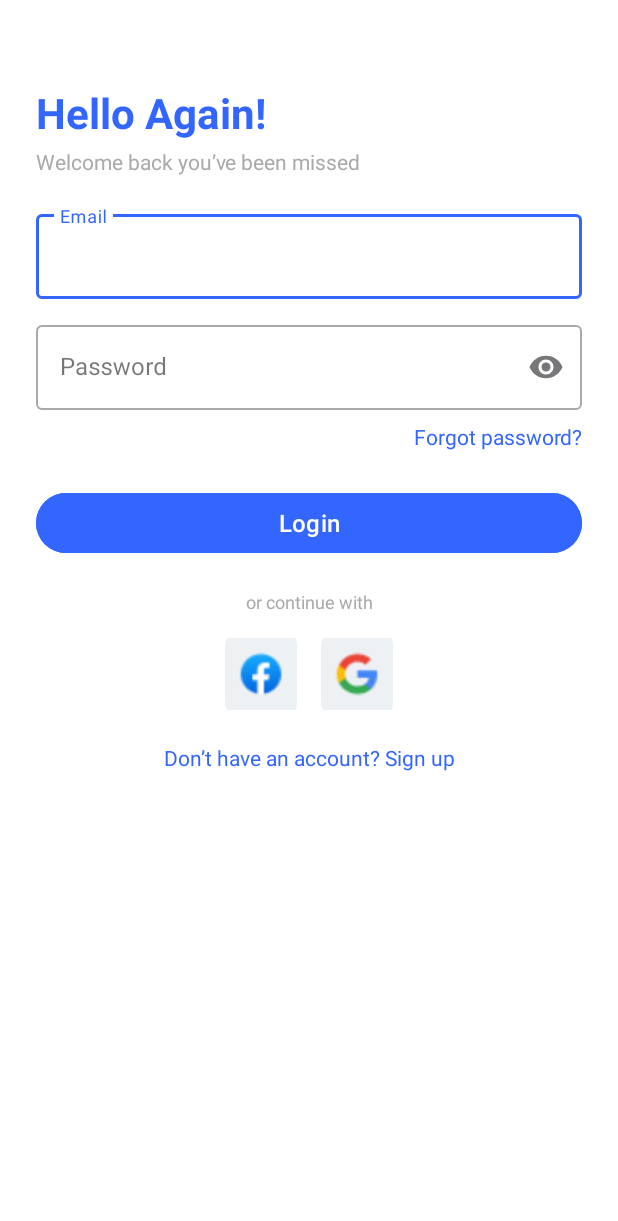
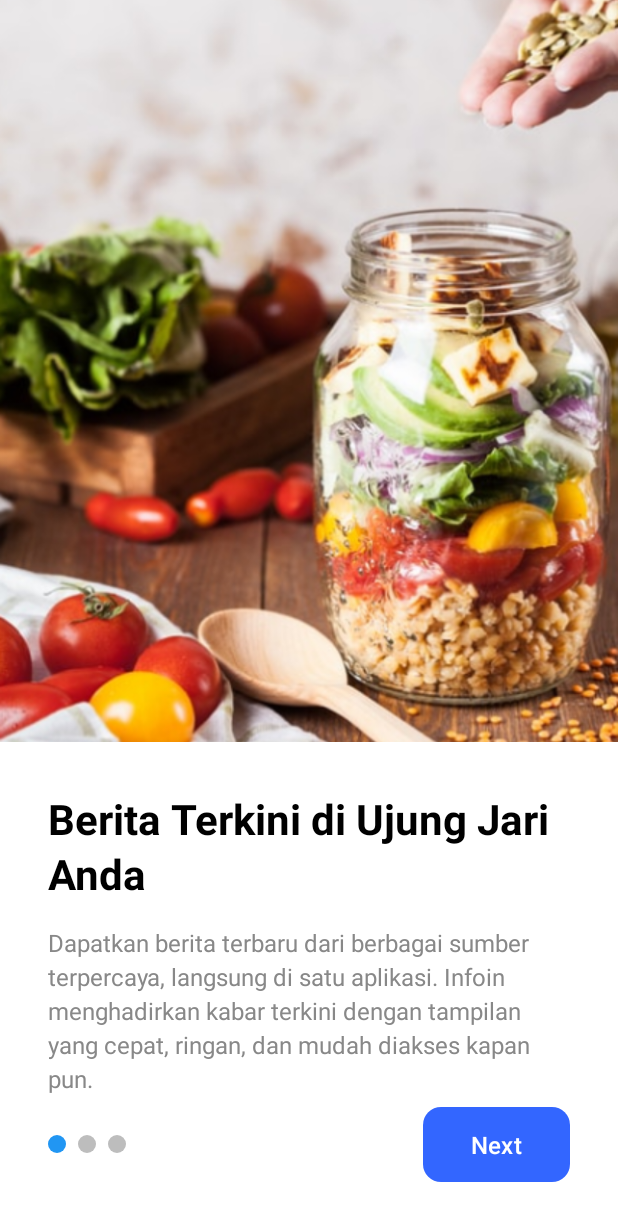
Before and after one commit to Nadzare/infoin, an Android app: the screen it shows after launch (LoginActivity before the commit, OnboardingActivity after it), on a phone screen of 412 x 824 dp. Shown: the top 1221 px of the screen. Run offline under Robolectric (Android 15) with nearby library versions, the phone set to English and light mode, and no system bars.

Commit message:
add onboarding and logo source_id

```diff
--- a/app/src/main/java/com/octanews/infoin/ui/NewsListActivity.kt
+++ b/app/src/main/java/com/octanews/infoin/ui/NewsListActivity.kt
@@ -2,6 +2,7 @@ package com.octanews.infoin.ui
 
 import android.content.Intent
 import android.os.Bundle
+import android.util.Log
 import android.view.View
 import android.widget.Toast
 import androidx.appcompat.app.AppCompatActivity
@@ -80,6 +81,7 @@ class NewsListActivity : AppCompatActivity() {
                     binding.progressBar.visibility = View.GONE
                     if (response.isSuccessful) {
                         response.body()?.results?.let {
+                            Log.d("NewsData", "API Response: ${it.toString()}")
                             articles.addAll(it)
                             newsAdapter.notifyDataSetChanged()
                         }
--- /dev/null
+++ b/app/src/main/java/com/octanews/infoin/ui/OnboardingActivity.kt
@@ -0,0 +1,123 @@
+package com.octanews.infoin.ui
+
+import android.content.Intent
+import android.os.Bundle
+import androidx.appcompat.app.AppCompatActivity
+import androidx.core.content.ContextCompat
+import com.octanews.infoin.databinding.ActivityOnboardingBinding
+import com.octanews.infoin.ui.auth.LoginActivity
+import com.octanews.infoin.R
+
+class OnboardingActivity : AppCompatActivity() {
+
+    private lateinit var binding: ActivityOnboardingBinding
+    private var currentPage = 0
+
+    // Data untuk 3 halaman onboarding
+    private val onboardingData = listOf(
+        OnboardingPage(
+            R.drawable.ic_onboarding,
+            "Berita Terkini di Ujung Jari Anda",
+            "Dapatkan berita terbaru dari berbagai sumber terpercaya, langsung di satu aplikasi. Infoin menghadirkan kabar terkini dengan tampilan yang cepat, ringan, dan mudah diakses kapan pun."
+        ),
+        OnboardingPage(
+            R.drawable.ic_onboarding_2,
+            "Berita Sesuai Minatmu",
+            "Pilih topik favoritmu seperti teknologi, ekonomi, hiburan, hingga olahraga. Infoin menyesuaikan konten agar kamu hanya melihat berita yang relevan dan kamu sukai."
+        ),
+        OnboardingPage(
+            R.drawable.ic_onboarding_3,
+            "Selalu Terhubung dengan Dunia",
+            "Akses berita kapan saja, di mana saja. Dengan Infoin, kamu tetap tahu perkembangan dunia secara real-time, tanpa batas waktu dan tempat."
+        )
+    )
+
+    override fun onCreate(savedInstanceState: Bundle?) {
+        super.onCreate(savedInstanceState)
+
+        // Initialize ViewBinding
+        binding = ActivityOnboardingBinding.inflate(layoutInflater)
+        setContentView(binding.root)
+
+        // Setup awal
+        setupUI()
+        setupListeners()
+    }
+
+    private fun setupUI() {
+        // Tampilkan halaman pertama
+        updateContent()
+    }
+
+    private fun setupListeners() {
+        // Handle tombol Next
+        binding.btnNext.setOnClickListener {
+            if (currentPage < onboardingData.size - 1) {
+                // Masih ada halaman berikutnya, pindah ke halaman selanjutnya
+                currentPage++
+                updateContent()
+            } else {
+                // Sudah halaman terakhir, pindah ke MainActivity
+                navigateToMain()
+            }
+        }
+    }
+
+    private fun updateContent() {
+        val page = onboardingData[currentPage]
+
+        // Update gambar, judul, dan deskripsi
+        binding.ivOnboarding.setImageResource(page.imageRes)
+        binding.tvTitle.text = page.title
+        binding.tvDescription.text = page.description
+
+        // Update indikator (titik biru/abu-abu)
+        updateIndicators()
+
+        // Ubah teks tombol di halaman terakhir
+        binding.btnNext.text = if (currentPage == onboardingData.size - 1) {
+            "Get Started"
+        } else {
+            "Next"
+        }
+    }
+
+    private fun updateIndicators() {
+        // List semua indikator
+        val indicators = listOf(
+            binding.indicator1,
+            binding.indicator2,
+            binding.indicator3
+        )
+
+        // Update warna indikator sesuai halaman aktif
+        indicators.forEachIndexed { index, view ->
+            view.background = if (index == currentPage) {
+                // Halaman aktif = biru
+                ContextCompat.getDrawable(this, R.drawable.indicator_active)
+            } else {
+                // Halaman tidak aktif = abu-abu
+                ContextCompat.getDrawable(this, R.drawable.indicator_inactive)
+            }
+        }
+    }
+
+    private fun navigateToMain() {
+        // Simpan bahwa user sudah selesai onboarding
+        val prefs = getSharedPreferences("app_prefs", MODE_PRIVATE)
+        prefs.edit().putBoolean("onboarding_completed", true).apply()
+
+        // Pindah ke MainActivity (uncomment dan sesuaikan dengan activity Anda)
+         val intent = Intent(this, LoginActivity::class.java)
+         startActivity(intent)
+
+        finish()
+    }
+
+    // Data class untuk menyimpan info tiap halaman
+    data class OnboardingPage(
+        val imageRes: Int,      // ID resource gambar
+        val title: String,      // Judul halaman
+        val description: String // Deskripsi halaman
+    )
+}
--- a/app/src/main/java/com/octanews/infoin/ui/adapter/LatestNewsAdapter.kt
+++ b/app/src/main/java/com/octanews/infoin/ui/adapter/LatestNewsAdapter.kt
@@ -17,6 +17,21 @@ class LatestNewsAdapter(
     private val onBookmarkClick: (NewsArticle) -> Unit
 ) : RecyclerView.Adapter<LatestNewsAdapter.ViewHolder>() {
 
+    private val sourceLogoMap = mapOf(
+        "detik" to R.drawable.ic_detikcom,
+        "liputan6" to R.drawable.ic_liputan6,
+        "mediaindonesia" to R.drawable.ic_mediindo,
+        "republikain" to R.drawable.ic_republika_semangka_1,
+        "rm_id" to R.drawable.ic_rm_id,
+        "sindonews" to R.drawable.ic_sindonews,
+        "tribunnews" to R.drawable.ic_tribunews
+        // Jika tidak ditemukan, gunakan placeholder
+
+        // Contoh: pastikan Anda memiliki file ini di res/drawable
+                // Contoh
+        // Tambahkan semua mapping source_id dan logo yang Anda butuhkan
+    )
+
     override fun onCreateViewHolder(parent: ViewGroup, viewType: Int): ViewHolder {
         val view = LayoutInflater.from(parent.context).inflate(R.layout.item_news_article, parent, false)
         return ViewHolder(view)
@@ -34,6 +49,9 @@ class LatestNewsAdapter(
             .placeholder(R.drawable.ic_image_placeholder)
             .error(R.drawable.ic_image_placeholder)
             .into(holder.image)
+
+        val logoResId = sourceLogoMap[article.source_id] ?: R.drawable.ic_google // Gunakan placeholder jika tidak ditemukan
+        holder.sourceIcon.setImageResource(logoResId)
 
         // Aksi saat seluruh item di-klik
         holder.itemView.setOnClickListener {
@@ -57,5 +75,7 @@ class LatestNewsAdapter(
         val time: TextView = itemView.findViewById(R.id.tv_article_time)
         // --- VIEW HOLDER PERLU MENGENALI IKON BOOKMARK ---
         val bookmarkIcon: ImageView = itemView.findViewById(R.id.iv_bookmark) // <-- INI YANG KURANG
+        val sourceIcon: ImageView = itemView.findViewById(R.id.iv_article_source_icon) // 3. TAMBAHKAN REFERENSI KE IMAGEVIEW LOGO
+
     }
 }
--- /dev/null
+++ b/app/src/main/res/drawable/indicator_active.xml
@@ -0,0 +1,8 @@
+<?xml version="1.0" encoding="utf-8"?>
+<shape xmlns:android="http://schemas.android.com/apk/res/android"
+    android:shape="oval">
+    <solid android:color="#2196F3"/>
+    <size
+        android:width="12dp"
+        android:height="12dp"/>
+</shape>
--- /dev/null
+++ b/app/src/main/res/drawable/indicator_inactive.xml
@@ -0,0 +1,8 @@
+<?xml version="1.0" encoding="utf-8"?>
+<shape xmlns:android="http://schemas.android.com/apk/res/android"
+    android:shape="oval">
+    <solid android:color="#BDBDBD"/>
+    <size
+        android:width="12dp"
+        android:height="12dp"/>
+</shape>
--- /dev/null
+++ b/app/src/main/res/layout/activity_onboarding.xml
@@ -0,0 +1,123 @@
+<?xml version="1.0" encoding="utf-8"?>
+<androidx.constraintlayout.widget.ConstraintLayout
+    xmlns:android="http://schemas.android.com/apk/res/android"
+    xmlns:app="http://schemas.android.com/apk/res-auto"
+    xmlns:tools="http://schemas.android.com/tools"
+    android:layout_width="match_parent"
+    android:layout_height="match_parent"
+    android:background="@color/white">
+
+    <!-- Image Container -->
+    <ImageView
+        android:id="@+id/ivOnboarding"
+        android:layout_width="0dp"
+        android:layout_height="0dp"
+        android:scaleType="centerCrop"
+        android:src="@drawable/ic_onboarding"
+        app:layout_constraintTop_toTopOf="parent"
+        app:layout_constraintStart_toStartOf="parent"
+        app:layout_constraintEnd_toEndOf="parent"
+        app:layout_constraintBottom_toTopOf="@+id/contentContainer"
+        app:layout_constraintHeight_percent="0.6"/>
+
+    <!-- Content Container -->
+    <LinearLayout
+        android:id="@+id/contentContainer"
+        android:layout_width="0dp"
+        android:layout_height="0dp"
+        android:orientation="vertical"
+        android:padding="32dp"
+        android:gravity="center_horizontal"
+        app:layout_constraintTop_toBottomOf="@id/ivOnboarding"
+        app:layout_constraintBottom_toBottomOf="parent"
+        app:layout_constraintStart_toStartOf="parent"
+        app:layout_constraintEnd_toEndOf="parent">
+
+        <!-- Title -->
+        <TextView
+            android:id="@+id/tvTitle"
+            android:layout_width="wrap_content"
+            android:layout_height="wrap_content"
+            android:text="Lorem Ipsum is simply dummy"
+            android:textSize="28sp"
+            android:textColor="@color/black"
+            android:textStyle="bold"
+            android:gravity="start"
+            android:layout_gravity="start"
+            android:lineSpacingExtra="4dp"/>
+
+        <!-- Description -->
+        <TextView
+            android:id="@+id/tvDescription"
+            android:layout_width="wrap_content"
+            android:layout_height="wrap_content"
+            android:layout_marginTop="16dp"
+            android:text="Lorem Ipsum is simply dummy text of the printing and typesetting industry."
+            android:textSize="16sp"
+            android:textColor="@color/grey"
+            android:lineSpacingExtra="4dp"
+            android:layout_gravity="start"/>
+
+        <View
+            android:layout_width="0dp"
+            android:layout_height="0dp"
+            android:layout_weight="1"/>
+
+        <!-- Bottom Container -->
+        <LinearLayout
+            android:layout_width="match_parent"
+            android:layout_height="wrap_content"
+            android:orientation="horizontal"
+            android:gravity="center_vertical">
+
+            <!-- Indicators -->
+            <LinearLayout
+                android:id="@+id/indicatorContainer"
+                android:layout_width="0dp"
+                android:layout_height="wrap_content"
+                android:layout_weight="1"
+                android:orientation="horizontal"
+                android:gravity="start">
+
+                <View
+                    android:id="@+id/indicator1"
+                    android:layout_width="12dp"
+                    android:layout_height="12dp"
+                    android:background="@drawable/indicator_active"/>
+
+                <View
+                    android:id="@+id/indicator2"
+                    android:layout_width="12dp"
+                    android:layout_height="12dp"
+                    android:layout_marginStart="8dp"
+                    android:background="@drawable/indicator_inactive"/>
+
+                <View
+                    android:id="@+id/indicator3"
+                    android:layout_width="12dp"
+                    android:layout_height="12dp"
+                    android:layout_marginStart="8dp"
+                    android:background="@drawable/indicator_inactive"/>
+
+            </LinearLayout>
+
+            <!-- Next Button -->
+            <com.google.android.material.button.MaterialButton
+                android:id="@+id/btnNext"
+                android:layout_width="wrap_content"
+                android:layout_height="wrap_content"
+                android:text="Next"
+                android:textSize="16sp"
+                android:textColor="@color/white"
+                android:paddingStart="32dp"
+                android:paddingEnd="32dp"
+                android:paddingTop="14dp"
+                android:paddingBottom="14dp"
+                app:cornerRadius="12dp"
+                app:backgroundTint="@color/blue_500"/>
+
+        </LinearLayout>
+
+    </LinearLayout>
+
+</androidx.constraintlayout.widget.ConstraintLayout>
--- a/app/src/main/res/layout/item_news_article.xml
+++ b/app/src/main/res/layout/item_news_article.xml
@@ -66,7 +66,9 @@
             android:layout_marginStart="16dp"
             app:layout_constraintBottom_toBottomOf="@id/iv_article_image"
             app:layout_constraintStart_toEndOf="@id/iv_article_image"
-            tools:src="@drawable/logo_bbc_news" /> <TextView
+            tools:src="@drawable/logo_bbc_news" />
+
+        <TextView
         android:id="@+id/tv_article_source"
         android:layout_width="wrap_content"
         android:layout_height="wrap_content"
```
Also changed, not shown: app/src/main/AndroidManifest.xml (+12 -7 lines), app/src/main/res/drawable/ic_batampos.png (added), app/src/main/res/drawable/ic_detikcom.png (added), app/src/main/res/drawable/ic_image_placeholder.png, app/src/main/res/drawable/ic_liputan6.png (added), app/src/main/res/drawable/ic_mediindo.png (added), app/src/main/res/drawable/ic_onboarding.png (added), app/src/main/res/drawable/ic_onboarding_2.png (added), app/src/main/res/drawable/ic_onboarding_3.png (added), app/src/main/res/drawable/ic_republika_semangka_1.png (added), app/src/main/res/drawable/ic_rm_id.jpg (added), app/src/main/res/drawable/ic_sindonews.png (added), app/src/main/res/drawable/ic_tribunews.jpeg (added).
